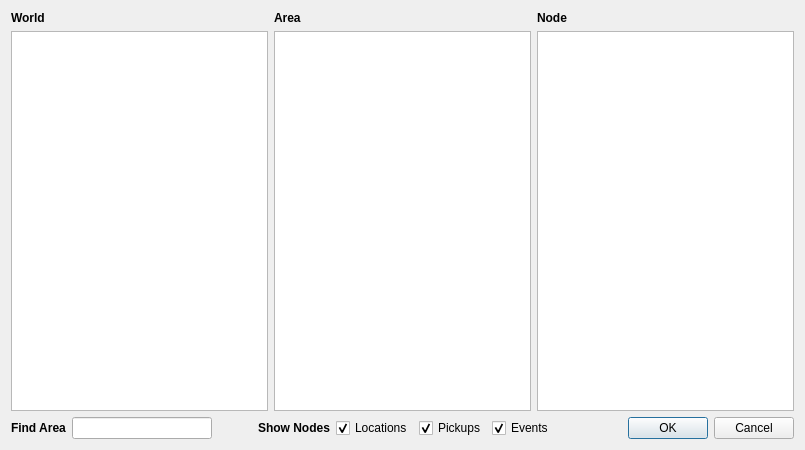
Before: the Qt Designer form randovania/gui/ui_files/area_picker_dialog.ui in randovania/randovania, drawn with Qt 5.
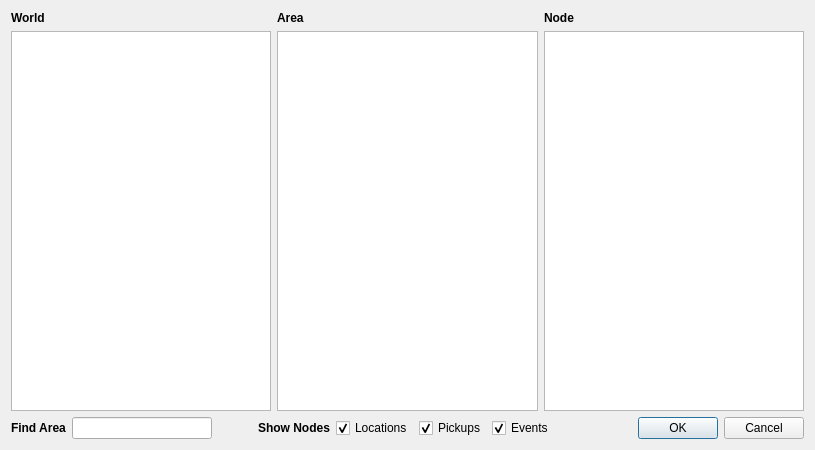
After: the same form once the commit is applied.

Commit message: Add `get_area()`

What changed in the file:
```diff
--- a/randovania/gui/ui_files/area_picker_dialog.ui
+++ b/randovania/gui/ui_files/area_picker_dialog.ui
@@ -9,10 +9,16 @@
    <rect>
     <x>0</x>
     <y>0</y>
-    <width>805</width>
+    <width>815</width>
     <height>450</height>
    </rect>
   </property>
+  <property name="sizePolicy">
+   <sizepolicy hsizetype="Minimum" vsizetype="Preferred">
+    <horstretch>0</horstretch>
+    <verstretch>0</verstretch>
+   </sizepolicy>
+  </property>
   <property name="windowTitle">
    <string>Area Picker</string>
   </property>
@@ -58,9 +64,6 @@
    </item>
    <item row="2" column="0" rowspan="3" colspan="3">
     <layout class="QHBoxLayout" name="nodeFiltersLayout">
-     <property name="rightMargin">
-      <number>0</number>
-     </property>
      <item>
       <widget class="QLabel" name="searchLabel">
        <property name="sizePolicy">
@@ -189,11 +192,11 @@
         <enum>Qt::Horizontal</enum>
        </property>
        <property name="sizeType">
-        <enum>QSizePolicy::Expanding</enum>
+        <enum>QSizePolicy::MinimumExpanding</enum>
        </property>
        <property name="sizeHint" stdset="0">
         <size>
-         <width>200</width>
+         <width>20</width>
          <height>20</height>
         </size>
        </property>
@@ -209,7 +212,7 @@
        </property>
        <property name="minimumSize">
         <size>
-         <width>0</width>
+         <width>180</width>
          <height>0</height>
         </size>
        </property>
@@ -225,6 +228,18 @@
    </item>
    <item row="1" column="0">
     <widget class="QListView" name="worldList">
+     <property name="sizePolicy">
+      <sizepolicy hsizetype="MinimumExpanding" vsizetype="Expanding">
+       <horstretch>0</horstretch>
+       <verstretch>0</verstretch>
+      </sizepolicy>
+     </property>
+     <property name="minimumSize">
+      <size>
+       <width>250</width>
+       <height>0</height>
+      </size>
+     </property>
      <property name="horizontalScrollBarPolicy">
       <enum>Qt::ScrollBarAlwaysOff</enum>
      </property>
@@ -235,6 +250,18 @@
    </item>
    <item row="1" column="1">
     <widget class="QListView" name="areaList">
+     <property name="sizePolicy">
+      <sizepolicy hsizetype="MinimumExpanding" vsizetype="Expanding">
+       <horstretch>0</horstretch>
+       <verstretch>0</verstretch>
+      </sizepolicy>
+     </property>
+     <property name="minimumSize">
+      <size>
+       <width>250</width>
+       <height>0</height>
+      </size>
+     </property>
      <property name="horizontalScrollBarPolicy">
       <enum>Qt::ScrollBarAlwaysOff</enum>
      </property>
@@ -245,6 +272,18 @@
    </item>
    <item row="1" column="2">
     <widget class="QListView" name="nodeList">
+     <property name="sizePolicy">
+      <sizepolicy hsizetype="MinimumExpanding" vsizetype="Expanding">
+       <horstretch>0</horstretch>
+       <verstretch>0</verstretch>
+      </sizepolicy>
+     </property>
+     <property name="minimumSize">
+      <size>
+       <width>250</width>
+       <height>0</height>
+      </size>
+     </property>
      <property name="horizontalScrollBarPolicy">
       <enum>Qt::ScrollBarAlwaysOff</enum>
      </property>
```
The commit also changes 1 other file.
